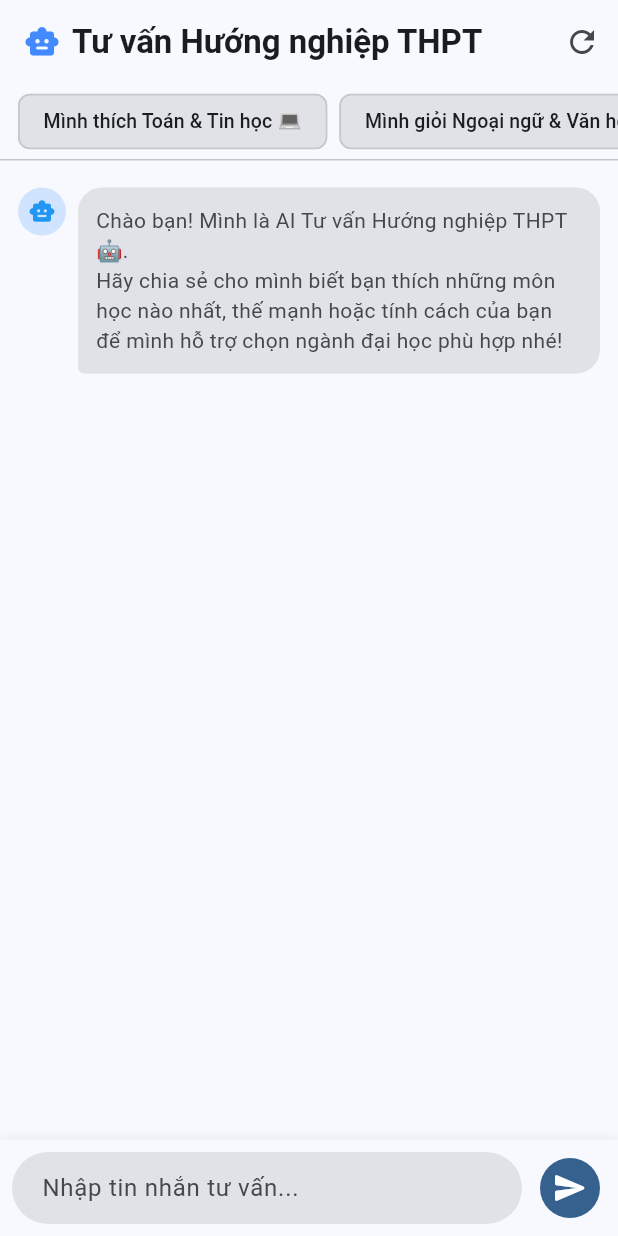
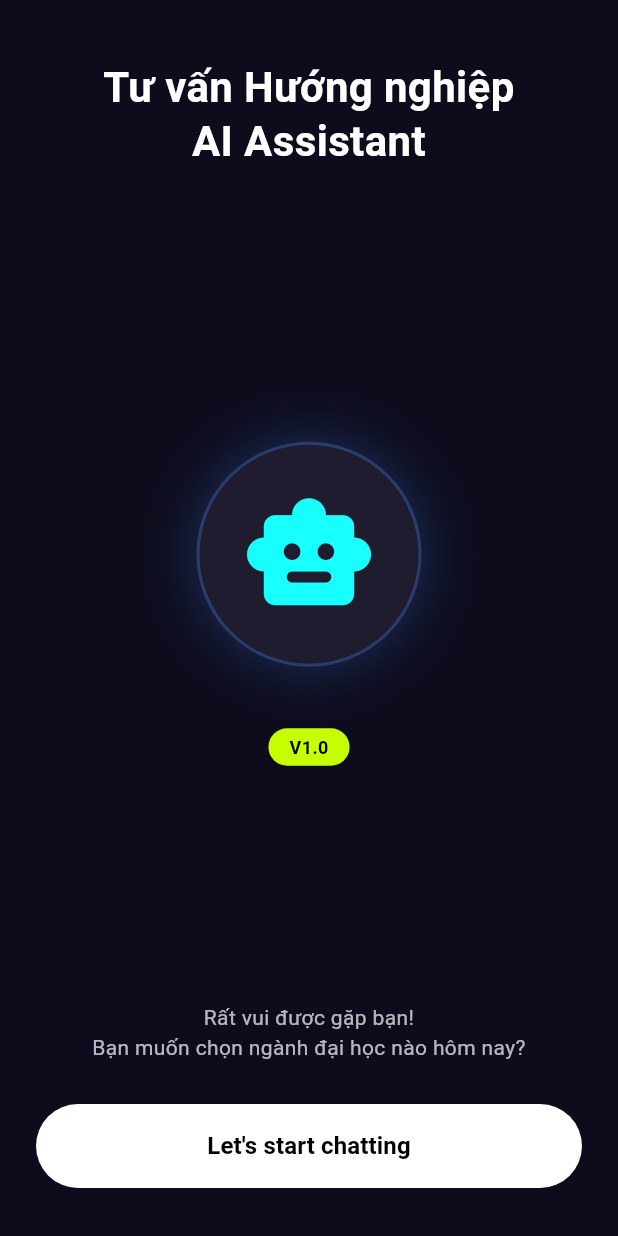
Before and after one commit to ptcutis1tg/kiemtracuoiki2, a Flutter app: the screen it shows after launch, on a phone screen of 412 x 824 dp. Run offline on Flutter 3.47's test engine with Material 3 defaults, Android fonts, the phone set to English and light mode, and no system bars.

Commit message:
feat: complete Dark Neon 3-screen navigation flow with 3-button bottom dock

```diff
--- a/lib/main.dart
+++ b/lib/main.dart
@@ -1,5 +1,5 @@
 import 'package:flutter/material.dart';
-import 'screens/chat_screen.dart';
+import 'screens/welcome_screen.dart';
 
 void main() {
   runApp(const CareerChatbotApp());
@@ -13,22 +13,17 @@ class CareerChatbotApp extends StatelessWidget {
     return MaterialApp(
       title: 'Tư vấn Hướng nghiệp THPT',
       debugShowCheckedModeBanner: false,
-      theme: ThemeData(
-        useMaterial3: true,
-        colorScheme: ColorScheme.fromSeed(
-          seedColor: Colors.blue,
-          brightness: Brightness.light,
-        ),
-      ),
+      themeMode: ThemeMode.dark,
       darkTheme: ThemeData(
         useMaterial3: true,
+        brightness: Brightness.dark,
+        scaffoldBackgroundColor: const Color(0xFF0D0C1D),
         colorScheme: ColorScheme.fromSeed(
-          seedColor: Colors.blue,
+          seedColor: const Color(0xFF6C5CE7),
           brightness: Brightness.dark,
         ),
       ),
-      themeMode: ThemeMode.system,
-      home: const ChatScreen(),
+      home: const WelcomeScreen(),
     );
   }
 }
--- a/lib/screens/chat_screen.dart
+++ b/lib/screens/chat_screen.dart
@@ -1,19 +1,26 @@
 import 'package:flutter/material.dart';
 import '../models/chat_message.dart';
+import '../models/chat_session.dart';
 import '../services/gemini_service.dart';
 import '../widgets/chat_bubble.dart';
 import '../widgets/input_bar.dart';
 import '../widgets/quick_chips.dart';
 
 class ChatScreen extends StatefulWidget {
-  const ChatScreen({super.key});
+  final ChatSession session;
+  final String? initialMessage;
+
+  const ChatScreen({
+    super.key,
+    required this.session,
+    this.initialMessage,
+  });
 
   @override
   State<ChatScreen> createState() => _ChatScreenState();
 }
 
 class _ChatScreenState extends State<ChatScreen> {
-  final List<ChatMessage> _messages = [];
   final TextEditingController _controller = TextEditingController();
   final ScrollController _scrollController = ScrollController();
   final GeminiService _geminiService = GeminiService();
@@ -29,15 +36,11 @@ class _ChatScreenState extends State<ChatScreen> {
   @override
   void initState() {
     super.initState();
-    _messages.add(
-      ChatMessage(
-        id: UniqueKey().toString(),
-        text: 'Chào bạn! Mình là AI Tư vấn Hướng nghiệp THPT 🤖.\n'
-            'Hãy chia sẻ cho mình biết bạn thích những môn học nào nhất, thế mạnh hoặc tính cách của bạn để mình hỗ trợ chọn ngành đại học phù hợp nhé!',
-        sender: MessageSender.bot,
-        timestamp: DateTime.now(),
-      ),
-    );
+    if (widget.initialMessage != null && widget.initialMessage!.isNotEmpty) {
+      WidgetsBinding.instance.addPostFrameCallback((_) {
+        _handleSendMessage(widget.initialMessage);
+      });
+    }
   }
 
   @override
@@ -68,7 +71,7 @@ class _ChatScreenState extends State<ChatScreen> {
     }
 
     setState(() {
-      _messages.add(ChatMessage(
+      widget.session.messages.add(ChatMessage(
         id: UniqueKey().toString(),
         text: text,
         sender: MessageSender.user,
@@ -81,7 +84,7 @@ class _ChatScreenState extends State<ChatScreen> {
     final botResponse = await _geminiService.sendMessage(text);
 
     setState(() {
-      _messages.add(ChatMessage(
+      widget.session.messages.add(ChatMessage(
         id: UniqueKey().toString(),
         text: botResponse,
         sender: MessageSender.bot,
@@ -98,37 +101,43 @@ class _ChatScreenState extends State<ChatScreen> {
     final theme = Theme.of(context);
 
     return Scaffold(
+      backgroundColor: const Color(0xFF0D0C1D),
       appBar: AppBar(
-        title: const Row(
+        backgroundColor: const Color(0xFF161426),
+        leading: IconButton(
+          icon: const Icon(Icons.arrow_back_ios_new_rounded, color: Colors.white, size: 20),
+          onPressed: () => Navigator.pop(context),
+        ),
+        title: Row(
           children: [
-            Icon(Icons.smart_toy_rounded, color: Colors.blueAccent),
-            SizedBox(width: 8),
-            Text('Tư vấn Hướng nghiệp THPT', style: TextStyle(fontWeight: FontWeight.bold)),
+            const CircleAvatar(
+              radius: 14,
+              backgroundColor: Colors.blueAccent,
+              child: Icon(Icons.smart_toy, size: 16, color: Colors.white),
+            ),
+            const SizedBox(width: 10),
+            Expanded(
+              child: Column(
+                crossAxisAlignment: CrossAxisAlignment.start,
+                children: [
+                  Text(
+                    widget.session.title,
+                    maxLines: 1,
+                    overflow: TextOverflow.ellipsis,
+                    style: const TextStyle(color: Colors.white, fontSize: 14, fontWeight: FontWeight.bold),
+                  ),
+                  const Row(
+                    children: [
+                      Icon(Icons.circle, color: Colors.greenAccent, size: 8),
+                      SizedBox(width: 4),
+                      Text('Online', style: TextStyle(color: Colors.white54, fontSize: 11)),
+                    ],
+                  )
+                ],
+              ),
+            ),
           ],
         ),
-        actions: [
-          IconButton(
-            icon: const Icon(Icons.refresh),
-            tooltip: 'Làm mới cuộc trò chuyện',
-            onPressed: _isLoading
-                ? null
-                : () {
-                    setState(() {
-                      _messages.clear();
-                      _geminiService.clearHistory();
-                      _messages.add(
-                        ChatMessage(
-                          id: UniqueKey().toString(),
-                          text: 'Chào bạn! Mình là AI Tư vấn Hướng nghiệp THPT 🤖.\n'
-                              'Hãy chia sẻ cho mình biết bạn thích những môn học nào nhất để mình hỗ trợ nhé!',
-                          sender: MessageSender.bot,
-                          timestamp: DateTime.now(),
-                        ),
-                      );
-                    });
-                  },
-          )
-        ],
       ),
       body: Column(
         children: [
@@ -137,14 +146,14 @@ class _ChatScreenState extends State<ChatScreen> {
             isLoading: _isLoading,
             onChipSelected: _handleSendMessage,
           ),
-          const Divider(height: 1),
+          const Divider(height: 1, color: Colors.white10),
           Expanded(
             child: ListView.builder(
               controller: _scrollController,
               padding: const EdgeInsets.all(12),
-              itemCount: _messages.length,
+              itemCount: widget.session.messages.length,
               itemBuilder: (context, index) {
-                final msg = _messages[index];
+                final msg = widget.session.messages[index];
                 return ChatBubble(key: ValueKey(msg.id), message: msg);
               },
             ),
@@ -157,7 +166,7 @@ class _ChatScreenState extends State<ChatScreen> {
                   const SizedBox(
                     width: 16,
                     height: 16,
-                    child: CircularProgressIndicator(strokeWidth: 2),
+                    child: CircularProgressIndicator(strokeWidth: 2, color: Colors.cyanAccent),
                   ),
                   const SizedBox(width: 12),
                   Text(
--- /dev/null
+++ b/lib/screens/welcome_screen.dart
@@ -0,0 +1,132 @@
+import 'package:flutter/material.dart';
+import 'home_screen.dart';
+
+class WelcomeScreen extends StatelessWidget {
+  const WelcomeScreen({super.key});
+
+  @override
+  Widget build(BuildContext context) {
+    return Scaffold(
+      backgroundColor: const Color(0xFF0D0C1D),
+      body: SafeArea(
+        child: Padding(
+          padding: const EdgeInsets.symmetric(horizontal: 24, vertical: 20),
+          child: Column(
+            children: [
+              const SizedBox(height: 20),
+              // Header Title
+              const Text(
+                'Tư vấn Hướng nghiệp\nAI Assistant',
+                textAlign: TextAlign.center,
+                style: TextStyle(
+                  color: Colors.white,
+                  fontSize: 28,
+                  fontWeight: FontWeight.bold,
+                  height: 1.3,
+                ),
+              ),
+              const Spacer(),
+
+              // 3D Bot Avatar Graphic Container
+              Container(
+                width: 200,
+                height: 200,
+                decoration: BoxDecoration(
+                  shape: BoxShape.circle,
+                  gradient: RadialGradient(
+                    colors: [
+                      Colors.blueAccent.withValues(alpha: 0.4),
+                      Colors.transparent,
+                    ],
+                  ),
+                ),
+                child: Center(
+                  child: Container(
+                    padding: const EdgeInsets.all(28),
+                    decoration: BoxDecoration(
+                      color: const Color(0xFF1E1C2E),
+                      shape: BoxShape.circle,
+                      border: Border.all(color: Colors.blueAccent.withValues(alpha: 0.3), width: 2),
+                      boxShadow: [
+                        BoxShadow(
+                          color: Colors.blueAccent.withValues(alpha: 0.2),
+                          blurRadius: 30,
+                          spreadRadius: 5,
+                        ),
+                      ],
+                    ),
+                    child: const Icon(
+                      Icons.smart_toy_rounded,
+                      size: 90,
+                      color: Colors.cyanAccent,
+                    ),
+                  ),
+                ),
+              ),
+
+              const SizedBox(height: 16),
+              // Version Tag
+              Container(
+                padding: const EdgeInsets.symmetric(horizontal: 14, vertical: 4),
+                decoration: BoxDecoration(
+                  color: const Color(0xFFC6FF00),
+                  borderRadius: BorderRadius.circular(16),
+                ),
+                child: const Text(
+                  'V1.0',
+                  style: TextStyle(
+                    color: Colors.black,
+                    fontWeight: FontWeight.bold,
+                    fontSize: 12,
+                  ),
+                ),
+              ),
+
+              const Spacer(),
+
+              // Subtitle
+              const Text(
+                'Rất vui được gặp bạn!\nBạn muốn chọn ngành đại học nào hôm nay?',
+                textAlign: TextAlign.center,
+                style: TextStyle(
+                  color: Colors.white70,
+                  fontSize: 14,
+                  height: 1.4,
+                ),
+              ),
+
+              const SizedBox(height: 28),
+
+              // White Pill CTA Button
+              SizedBox(
+                width: double.infinity,
+                height: 56,
+                child: ElevatedButton(
+                  style: ElevatedButton.styleFrom(
+                    backgroundColor: Colors.white,
+                    foregroundColor: Colors.black,
+                    shape: RoundedRectangleBorder(
+                      borderRadius: BorderRadius.circular(28),
+                    ),
+                    elevation: 0,
+                  ),
+                  onPressed: () {
+                    Navigator.pushReplacement(
+                      context,
+                      MaterialPageRoute(builder: (_) => const HomeScreen()),
+                    );
+                  },
+                  child: const Text(
+                    "Let's start chatting",
+                    style: TextStyle(fontSize: 16, fontWeight: FontWeight.bold),
+                  ),
+                ),
+              ),
+              const SizedBox(height: 12),
+            ],
+          ),
+        ),
+      ),
+    );
+  }
+}
```
Also changed, not shown: lib/models/chat_session.dart (added, +21 -0 lines), lib/screens/home_screen.dart (added, +293 -0 lines), lib/services/session_service.dart (added, +97 -0 lines), lib/widgets/bottom_nav_dock.dart (added, +84 -0 lines), 1 other file.
